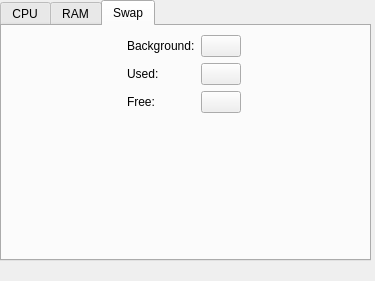
Above: color-config.ui from rhn/graphmon before the change. Below: the same form after it.
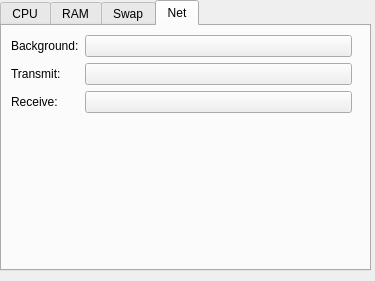
That is the form after the change. Custom widgets are drawn as their Qt base class.

```diff
--- a/color-config.ui
+++ b/color-config.ui
@@ -28,11 +28,11 @@
      <x>0</x>
      <y>0</y>
      <width>371</width>
-     <height>261</height>
+     <height>271</height>
     </rect>
    </property>
    <property name="currentIndex">
-    <number>2</number>
+    <number>3</number>
    </property>
    <widget class="QWidget" name="tab_3">
     <property name="sizePolicy">
@@ -242,6 +242,56 @@
      </layout>
     </widget>
    </widget>
+   <widget class="QWidget" name="tab_2">
+    <attribute name="title">
+     <string>Net</string>
+    </attribute>
+    <widget class="QWidget" name="formLayoutWidget_4">
+     <property name="geometry">
+      <rect>
+       <x>9</x>
+       <y>9</y>
+       <width>341</width>
+       <height>201</height>
+      </rect>
+     </property>
+     <layout class="QFormLayout" name="formLayout_4">
+      <property name="formAlignment">
+       <set>Qt::AlignHCenter|Qt::AlignTop</set>
+      </property>
+      <item row="0" column="0">
+       <widget class="QLabel" name="label_14">
+        <property name="text">
+         <string>Background:</string>
+        </property>
+       </widget>
+      </item>
+      <item row="1" column="0">
+       <widget class="QLabel" name="label_15">
+        <property name="text">
+         <string>Transmit:</string>
+        </property>
+       </widget>
+      </item>
+      <item row="2" column="0">
+       <widget class="QLabel" name="label_16">
+        <property name="text">
+         <string>Receive:</string>
+        </property>
+       </widget>
+      </item>
+      <item row="0" column="1">
+       <widget class="KColorButton" name="net_bg_color"/>
+      </item>
+      <item row="1" column="1">
+       <widget class="KColorButton" name="net_transmit_color"/>
+      </item>
+      <item row="2" column="1">
+       <widget class="KColorButton" name="net_receive_color"/>
+      </item>
+     </layout>
+    </widget>
+   </widget>
   </widget>
  </widget>
  <customwidgets>
```
